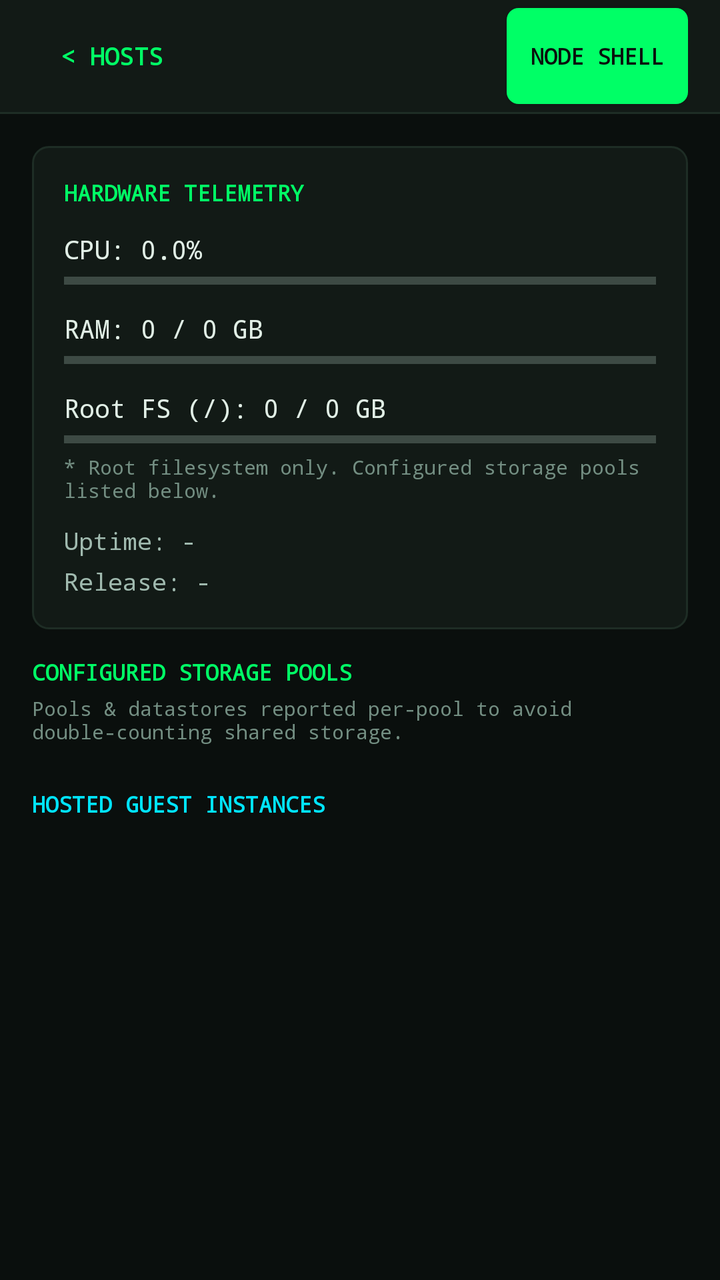
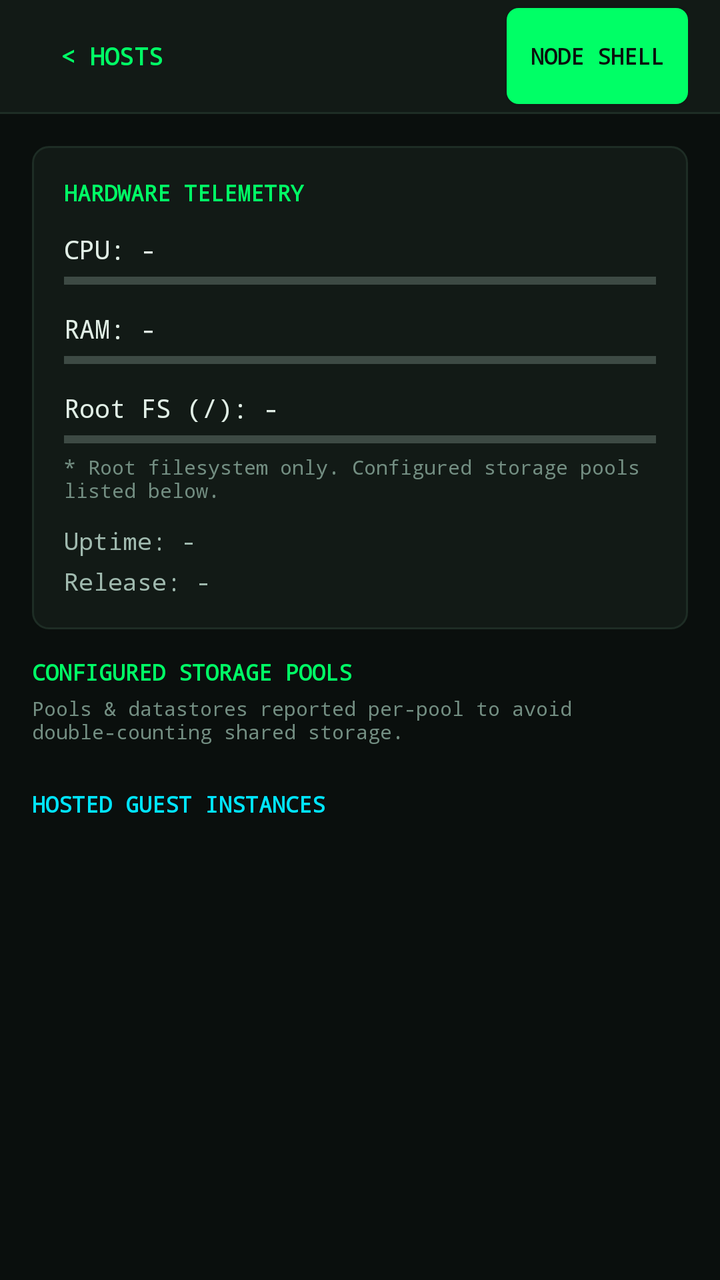

An Android layout rendered at two revisions. The XML below is the earlier revision; the diff shows what the commit changed to produce the second picture.
<!-- AndroidManifest.xml: application theme AppTheme -->
<!-- res/layout/activity_node_detail.xml -->
<?xml version="1.0" encoding="utf-8"?>
<LinearLayout xmlns:android="http://schemas.android.com/apk/res/android"
    android:layout_width="match_parent"
    android:layout_height="match_parent"
    android:orientation="vertical"
    android:background="@color/matrix_obsidian">

    
    <LinearLayout
        android:layout_width="match_parent"
        android:layout_height="56dp"
        android:orientation="horizontal"
        android:background="@color/matrix_surface"
        android:gravity="center_vertical"
        android:paddingStart="12dp"
        android:paddingEnd="16dp">

        <Button
            android:id="@+id/btn_back"
            android:layout_width="wrap_content"
            android:layout_height="@dimen/touch_target_min"
            android:text="&lt; HOSTS"
            android:textColor="@color/matrix_phosphor"
            android:background="?android:attr/selectableItemBackground"
            android:textSize="12sp"
            android:textStyle="bold"
            android:fontFamily="monospace" />

        <TextView
            android:id="@+id/tv_detail_node_name"
            android:layout_width="0dp"
            android:layout_height="wrap_content"
            android:layout_weight="1"
            android:textSize="17sp"
            android:textStyle="bold"
            android:fontFamily="monospace"
            android:textColor="@color/matrix_text_primary"
            android:layout_marginStart="8dp" />

        <TextView
            android:id="@+id/tv_detail_pdm_badge"
            android:layout_width="wrap_content"
            android:layout_height="wrap_content"
            android:text="@string/pdm_monitoring_badge"
            android:textColor="@color/matrix_cyan"
            android:background="@drawable/bg_chip_lxc"
            android:textSize="10sp"
            android:fontFamily="monospace"
            android:textStyle="bold"
            android:paddingStart="8dp"
            android:paddingEnd="8dp"
            android:paddingTop="4dp"
            android:paddingBottom="4dp"
            android:visibility="gone" />

        <Button
            android:id="@+id/btn_detail_shell"
            android:layout_width="wrap_content"
            android:layout_height="@dimen/touch_target_min"
            android:text="@string/node_terminal"
            android:textColor="@color/matrix_obsidian"
            android:background="@drawable/bg_btn_phosphor"
            android:textSize="11sp"
            android:textStyle="bold"
            android:fontFamily="monospace"
            android:paddingStart="12dp"
            android:paddingEnd="12dp" />
    </LinearLayout>

    <View
        android:layout_width="match_parent"
        android:layout_height="1dp"
        android:background="@color/matrix_surface_border" />

    <ScrollView
        android:layout_width="match_parent"
        android:layout_height="0dp"
        android:layout_weight="1">

        <LinearLayout
            android:layout_width="match_parent"
            android:layout_height="wrap_content"
            android:orientation="vertical"
            android:padding="16dp">

            
            <LinearLayout
                android:layout_width="match_parent"
                android:layout_height="wrap_content"
                android:orientation="vertical"
                android:background="@drawable/bg_card_matrix"
                android:padding="16dp"
                android:layout_marginBottom="14dp">

                <TextView
                    android:layout_width="wrap_content"
                    android:layout_height="wrap_content"
                    android:text="HARDWARE TELEMETRY"
                    android:textSize="11sp"
                    android:textStyle="bold"
                    android:fontFamily="monospace"
                    android:textColor="@color/matrix_phosphor"
                    android:layout_marginBottom="12dp" />

                <TextView
                    android:id="@+id/tv_detail_cpu"
                    android:layout_width="wrap_content"
                    android:layout_height="wrap_content"
                    android:text="CPU: 0.0%"
                    android:textSize="13sp"
                    android:fontFamily="monospace"
                    android:textColor="@color/matrix_text_primary" />

                <ProgressBar
                    android:id="@+id/progress_detail_cpu"
                    style="?android:attr/progressBarStyleHorizontal"
                    android:layout_width="match_parent"
                    android:layout_height="6dp"
                    android:max="100"
                    android:progressTint="@color/matrix_phosphor"
                    android:layout_marginTop="4dp"
                    android:layout_marginBottom="12dp" />

                <TextView
                    android:id="@+id/tv_detail_ram"
                    android:layout_width="wrap_content"
                    android:layout_height="wrap_content"
                    android:text="RAM: 0 / 0 GB"
                    android:textSize="13sp"
                    android:fontFamily="monospace"
                    android:textColor="@color/matrix_text_primary" />

                <ProgressBar
                    android:id="@+id/progress_detail_ram"
                    style="?android:attr/progressBarStyleHorizontal"
                    android:layout_width="match_parent"
                    android:layout_height="6dp"
                    android:max="100"
                    android:progressTint="@color/matrix_cyan"
                    android:layout_marginTop="4dp"
                    android:layout_marginBottom="12dp" />

                <TextView
                    android:id="@+id/tv_detail_disk"
                    android:layout_width="wrap_content"
                    android:layout_height="wrap_content"
                    android:text="Root FS (/): 0 / 0 GB"
                    android:textSize="13sp"
                    android:fontFamily="monospace"
                    android:textColor="@color/matrix_text_primary" />

                <ProgressBar
                    android:id="@+id/progress_detail_disk"
                    style="?android:attr/progressBarStyleHorizontal"
                    android:layout_width="match_parent"
                    android:layout_height="6dp"
                    android:max="100"
                    android:progressTint="@color/matrix_cyan"
                    android:layout_marginTop="4dp"
                    android:layout_marginBottom="4dp" />

                <TextView
                    android:layout_width="wrap_content"
                    android:layout_height="wrap_content"
                    android:text="* Root filesystem only. Configured storage pools listed below."
                    android:textSize="10sp"
                    android:fontFamily="monospace"
                    android:textColor="@color/matrix_text_muted"
                    android:layout_marginBottom="10dp" />

                <TextView
                    android:id="@+id/tv_detail_uptime"
                    android:layout_width="wrap_content"
                    android:layout_height="wrap_content"
                    android:text="Uptime: -"
                    android:textSize="12sp"
                    android:fontFamily="monospace"
                    android:textColor="@color/matrix_text_secondary"
                    android:layout_marginBottom="4dp" />

                <TextView
                    android:id="@+id/tv_detail_pve_ver"
                    android:layout_width="wrap_content"
                    android:layout_height="wrap_content"
                    android:text="Release: -"
                    android:textSize="12sp"
                    android:fontFamily="monospace"
                    android:textColor="@color/matrix_text_secondary" />
            </LinearLayout>

            
            <TextView
                android:layout_width="wrap_content"
                android:layout_height="wrap_content"
                android:text="CONFIGURED STORAGE POOLS"
                android:textSize="11sp"
                android:textStyle="bold"
                android:fontFamily="monospace"
                android:textColor="@color/matrix_phosphor"
                android:layout_marginBottom="4dp" />

            <TextView
                android:layout_width="wrap_content"
                android:layout_height="wrap_content"
                android:text="Pools &amp; datastores reported per-pool to avoid double-counting shared storage."
                android:textSize="10sp"
                android:fontFamily="monospace"
                android:textColor="@color/matrix_text_muted"
                android:layout_marginBottom="8dp" />

            <LinearLayout
                android:id="@+id/layout_detail_storage"
                android:layout_width="match_parent"
                android:layout_height="wrap_content"
                android:orientation="vertical"
                android:layout_marginBottom="14dp" />

            
            <TextView
                android:layout_width="wrap_content"
                android:layout_height="wrap_content"
                android:text="HOSTED GUEST INSTANCES"
                android:textSize="11sp"
                android:textStyle="bold"
                android:fontFamily="monospace"
                android:textColor="@color/matrix_cyan"
                android:layout_marginBottom="8dp" />

            <LinearLayout
                android:id="@+id/layout_detail_guests"
                android:layout_width="match_parent"
                android:layout_height="wrap_content"
                android:orientation="vertical" />

        </LinearLayout>
    </ScrollView>

</LinearLayout>
<!-- resources referenced by this layout -->
<resources>
  <color name="matrix_cyan">#00E5FF</color>
  <color name="matrix_obsidian">#0A0F0D</color>
  <color name="matrix_phosphor">#00FF66</color>
  <color name="matrix_surface">#121A16</color>
  <color name="matrix_surface_border">#1E2D25</color>
  <color name="matrix_text_muted">#738E82</color>
  <color name="matrix_text_primary">#E1EFE6</color>
  <color name="matrix_text_secondary">#A0BAAF</color>
  <dimen name="touch_target_min">48dp</dimen>
  <!-- drawable bg_btn_phosphor (drawable) -->
  <?xml version="1.0" encoding="utf-8"?>
  <shape xmlns:android="http://schemas.android.com/apk/res/android"
      android:shape="rectangle">
      <solid android:color="@color/matrix_phosphor" />
      <corners android:radius="6dp" />
  </shape>
  <!-- drawable bg_card_matrix (drawable) -->
  <?xml version="1.0" encoding="utf-8"?>
  <shape xmlns:android="http://schemas.android.com/apk/res/android"
      android:shape="rectangle">
      <solid android:color="@color/matrix_surface" />
      <stroke
          android:width="1dp"
          android:color="@color/matrix_surface_border" />
      <corners android:radius="8dp" />
  </shape>
  <!-- drawable bg_chip_lxc (drawable) -->
  <?xml version="1.0" encoding="utf-8"?>
  <shape xmlns:android="http://schemas.android.com/apk/res/android"
      android:shape="rectangle">
      <solid android:color="@color/matrix_cyan_dim" />
      <stroke
          android:width="1dp"
          android:color="@color/matrix_cyan" />
      <corners android:radius="4dp" />
  </shape>
  <string name="node_terminal">Node Shell</string>
  <string name="pdm_monitoring_badge">PDM MONITORING</string>
  <style name="AppTheme" parent="android:Theme.Material.NoActionBar">
          <item name="android:colorPrimary">@color/matrix_phosphor</item>
          <item name="android:colorPrimaryDark">@color/matrix_obsidian</item>
          <item name="android:colorAccent">@color/matrix_cyan</item>
          <item name="android:windowBackground">@color/matrix_obsidian</item>
          <item name="android:statusBarColor">@color/matrix_obsidian</item>
          <item name="android:navigationBarColor">@color/matrix_obsidian</item>
          <item name="android:textColorPrimary">@color/matrix_text_primary</item>
          <item name="android:textColorSecondary">@color/matrix_text_secondary</item>
          <item name="android:textColorHint">@color/matrix_text_muted</item>
      </style>
  <color name="matrix_cyan_dim">#0A3642</color>
</resources>

<!-- the commit's change to res/layout/activity_node_detail.xml (unified diff, before → after) -->
@@ -106,7 +106,7 @@
                     android:id="@+id/tv_detail_cpu"
                     android:layout_width="wrap_content"
                     android:layout_height="wrap_content"
-                    android:text="CPU: 0.0%"
+                    android:text="CPU: -"
                     android:textSize="13sp"
                     android:fontFamily="monospace"
                     android:textColor="@color/matrix_text_primary" />
@@ -125,7 +125,7 @@
                     android:id="@+id/tv_detail_ram"
                     android:layout_width="wrap_content"
                     android:layout_height="wrap_content"
-                    android:text="RAM: 0 / 0 GB"
+                    android:text="RAM: -"
                     android:textSize="13sp"
                     android:fontFamily="monospace"
                     android:textColor="@color/matrix_text_primary" />
@@ -144,7 +144,7 @@
                     android:id="@+id/tv_detail_disk"
                     android:layout_width="wrap_content"
                     android:layout_height="wrap_content"
-                    android:text="Root FS (/): 0 / 0 GB"
+                    android:text="Root FS (/): -"
                     android:textSize="13sp"
                     android:fontFamily="monospace"
                     android:textColor="@color/matrix_text_primary" />
